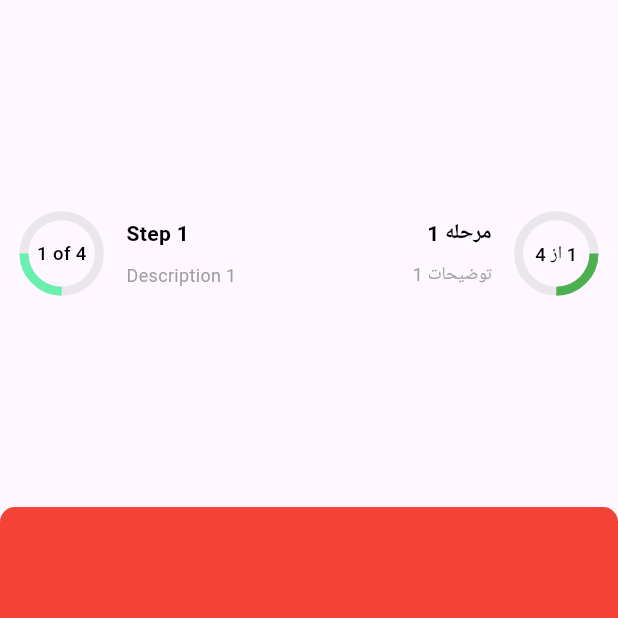
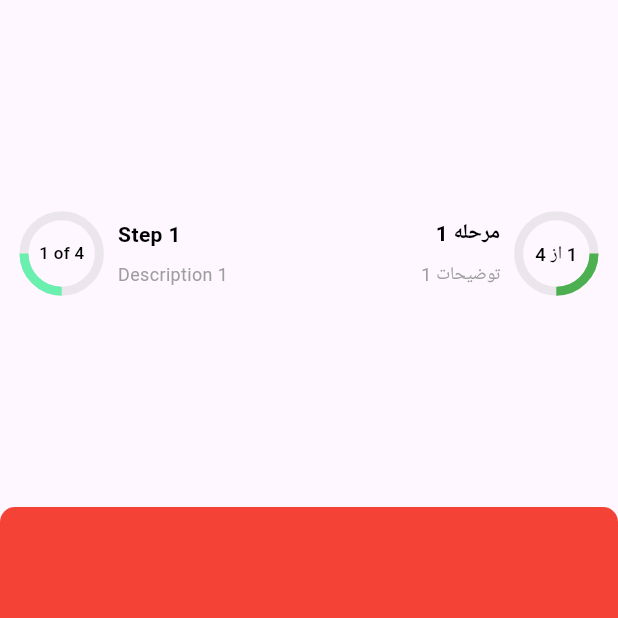
Before and after one commit to roozbehzamany/circle_stepper, a Flutter app: the screen it shows after launch, on a phone screen of 412 x 824 dp, the top half of it. Run offline on Flutter 3.47's test engine with Material 3 defaults, Android fonts, the phone set to English and light mode, and no system bars; Roboto replaces fonts that are missing (Poppins).

Commit message:
fix responsive on web

```diff
--- a/lib/circle_stepper.dart
+++ b/lib/circle_stepper.dart
@@ -1,5 +1,6 @@
 library circle_stepper;
 
+import 'package:flutter/cupertino.dart';
 import 'package:flutter/material.dart';
 
 import 'FilDirection.dart';
@@ -112,10 +113,14 @@ class _CircleStepperState extends State<CircleStepper> with SingleTickerProvider
             alignment: Alignment.center,
             children: [
               _buildCircularProgressIndicator(width, height),
-              _buildProgressText(context),
+              SizedBox(
+                width: width - 20,
+                height: height,
+                child: _buildProgressText(context),
+              ),
             ],
           ),
-          const SizedBox(width: 18),
+          SizedBox(width: MediaQuery.sizeOf(context).width * .03),
           _buildStepInfo(context),
         ],
       ),
@@ -132,9 +137,7 @@ class _CircleStepperState extends State<CircleStepper> with SingleTickerProvider
           animation: _progressAnimation,
           builder: (context, child) {
             return Transform(
-              transform: widget.fillDirection == FillDirection.clockwise
-                  ? Matrix4.identity()
-                  : Matrix4.rotationY(3.14159),
+              transform: widget.fillDirection == FillDirection.clockwise ? Matrix4.identity() : Matrix4.rotationY(3.14159),
               alignment: Alignment.center,
               child: CircularProgressIndicator(
                 color: widget.progressColor,
@@ -150,10 +153,12 @@ class _CircleStepperState extends State<CircleStepper> with SingleTickerProvider
   }
 
   Widget _buildProgressText(BuildContext context) {
-    return Positioned(
+    return FittedBox(
+      fit: BoxFit.scaleDown,
       child: Text(
         '${widget.step} ${widget.betweenStepText} ${widget.totalSteps}',
-        style: widget.textStyleStepper ?? TextStyle(
+        style: widget.textStyleStepper ??
+            TextStyle(
               fontSize: MediaQuery.of(context).size.width * .03,
               fontWeight: FontWeight.w500,
               color: widget.colorTextStepper,
@@ -166,23 +171,27 @@ class _CircleStepperState extends State<CircleStepper> with SingleTickerProvider
   Widget _buildStepInfo(BuildContext context) {
     return SizedBox(
       height: widget.height ?? MediaQuery.of(context).size.height * .061,
+      child: FittedBox(
+        fit: BoxFit.scaleDown,
         child: Column(
           crossAxisAlignment: CrossAxisAlignment.start,
           mainAxisAlignment: MainAxisAlignment.spaceEvenly,
           children: [
             Text(
               widget.stepTitles[widget.step] ?? '',
-            style: widget.textStyleTitle ?? TextStyle(
+              style: widget.textStyleTitle ??
+                  TextStyle(
                     fontSize: MediaQuery.of(context).size.width * .034,
                     fontWeight: FontWeight.w600,
                     color: widget.colorTitle,
                     fontFamily: 'Poppins',
                   ),
             ),
-          const SizedBox(height: 5),
+            SizedBox(height: MediaQuery.of(context).size.height * .01),
             Text(
               widget.stepDescriptions[widget.step] ?? '',
-            style: widget.textStyleDescriptions ?? TextStyle(
+              style: widget.textStyleDescriptions ??
+                  TextStyle(
                     fontSize: MediaQuery.of(context).size.width * .029,
                     fontWeight: FontWeight.w400,
                     color: widget.colorDescriptions,
@@ -191,6 +200,7 @@ class _CircleStepperState extends State<CircleStepper> with SingleTickerProvider
             ),
           ],
         ),
+      ),
     );
   }
 }
```
Lines whose indentation alone changed are shown as unchanged.
